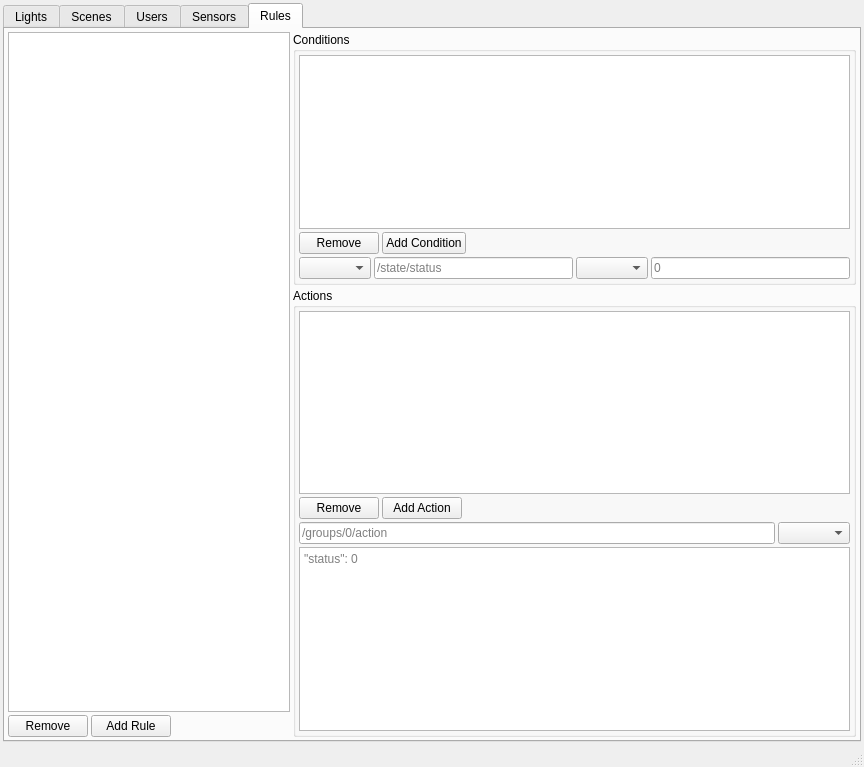
Before: the Qt Designer form apps/qtGui/shinegui.ui in Baertierchen/shine, drawn with Qt 5.
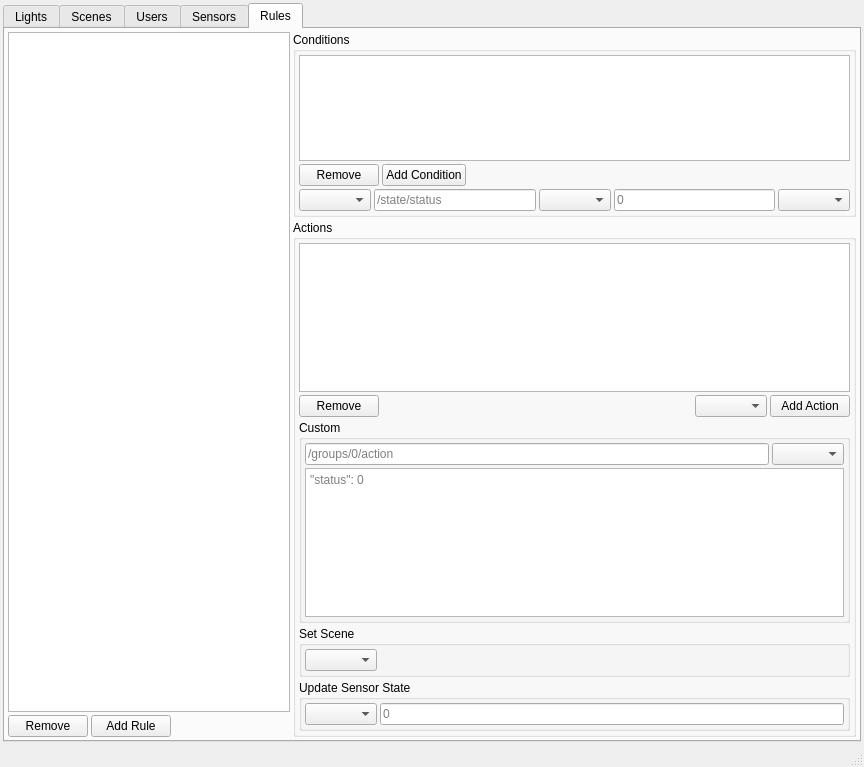
After: the same form once the commit is applied.

```diff
--- a/apps/qtGui/shinegui.ui
+++ b/apps/qtGui/shinegui.ui
@@ -489,7 +489,7 @@
             <property name="title">
              <string>Conditions</string>
             </property>
-            <layout class="QVBoxLayout" name="verticalLayout_8">
+            <layout class="QVBoxLayout" name="verticalLayout_9">
              <item>
               <widget class="QTableView" name="lv_ruleConditions">
                <property name="selectionMode">
@@ -579,6 +579,13 @@
                  </property>
                 </widget>
                </item>
+               <item>
+                <widget class="QComboBox" name="cmb_conditionTapButtons">
+                 <property name="sizeAdjustPolicy">
+                  <enum>QComboBox::AdjustToContents</enum>
+                 </property>
+                </widget>
+               </item>
               </layout>
              </item>
             </layout>
@@ -589,7 +596,7 @@
             <property name="title">
              <string>Actions</string>
             </property>
-            <layout class="QVBoxLayout" name="verticalLayout_7">
+            <layout class="QVBoxLayout" name="verticalLayout_8">
              <item>
               <widget class="QTableView" name="lv_ruleActions">
                <property name="selectionMode">
@@ -618,6 +625,26 @@
                  </property>
                 </widget>
                </item>
+               <item>
+                <spacer name="horizontalSpacer_6">
+                 <property name="orientation">
+                  <enum>Qt::Horizontal</enum>
+                 </property>
+                 <property name="sizeHint" stdset="0">
+                  <size>
+                   <width>40</width>
+                   <height>20</height>
+                  </size>
+                 </property>
+                </spacer>
+               </item>
+               <item>
+                <widget class="QComboBox" name="cmb_actionType">
+                 <property name="sizeAdjustPolicy">
+                  <enum>QComboBox::AdjustToContents</enum>
+                 </property>
+                </widget>
+               </item>
                <item>
                 <widget class="QPushButton" name="btn_addAction">
                  <property name="text">
@@ -625,21 +652,14 @@
                  </property>
                 </widget>
                </item>
-               <item>
-                <spacer name="horizontalSpacer_6">
-                 <property name="orientation">
-                  <enum>Qt::Horizontal</enum>
-                 </property>
-                 <property name="sizeHint" stdset="0">
-                  <size>
-                   <width>40</width>
-                   <height>20</height>
-                  </size>
-                 </property>
-                </spacer>
-               </item>
               </layout>
              </item>
+             <item>
+              <widget class="QGroupBox" name="gb_actionCustom">
+               <property name="title">
+                <string>Custom</string>
+               </property>
+               <layout class="QVBoxLayout" name="verticalLayout_7">
              <item>
               <layout class="QHBoxLayout" name="horizontalLayout_15">
                <item>
@@ -663,6 +683,61 @@
                <property name="placeholderText">
                 <string>&quot;status&quot;: 0</string>
                </property>
+                 </widget>
+                </item>
+               </layout>
+              </widget>
+             </item>
+             <item>
+              <widget class="QGroupBox" name="gb_actionScene">
+               <property name="title">
+                <string>Set Scene</string>
+               </property>
+               <layout class="QHBoxLayout" name="horizontalLayout_16">
+                <item>
+                 <widget class="QComboBox" name="cmb_actionScene">
+                  <property name="sizeAdjustPolicy">
+                   <enum>QComboBox::AdjustToContents</enum>
+                  </property>
+                 </widget>
+                </item>
+                <item>
+                 <spacer name="horizontalSpacer_7">
+                  <property name="orientation">
+                   <enum>Qt::Horizontal</enum>
+                  </property>
+                  <property name="sizeHint" stdset="0">
+                   <size>
+                    <width>40</width>
+                    <height>20</height>
+                   </size>
+                  </property>
+                 </spacer>
+                </item>
+               </layout>
+              </widget>
+             </item>
+             <item>
+              <widget class="QGroupBox" name="gb_actionSensor">
+               <property name="title">
+                <string>Update Sensor State</string>
+               </property>
+               <layout class="QHBoxLayout" name="horizontalLayout_17">
+                <item>
+                 <widget class="QComboBox" name="cmb_actionSensor">
+                  <property name="sizeAdjustPolicy">
+                   <enum>QComboBox::AdjustToContents</enum>
+                  </property>
+                 </widget>
+                </item>
+                <item>
+                 <widget class="QLineEdit" name="txt_actionSensorState">
+                  <property name="placeholderText">
+                   <string>0</string>
+                  </property>
+                 </widget>
+                </item>
+               </layout>
               </widget>
              </item>
             </layout>
```
Lines whose indentation alone changed are shown as unchanged.
